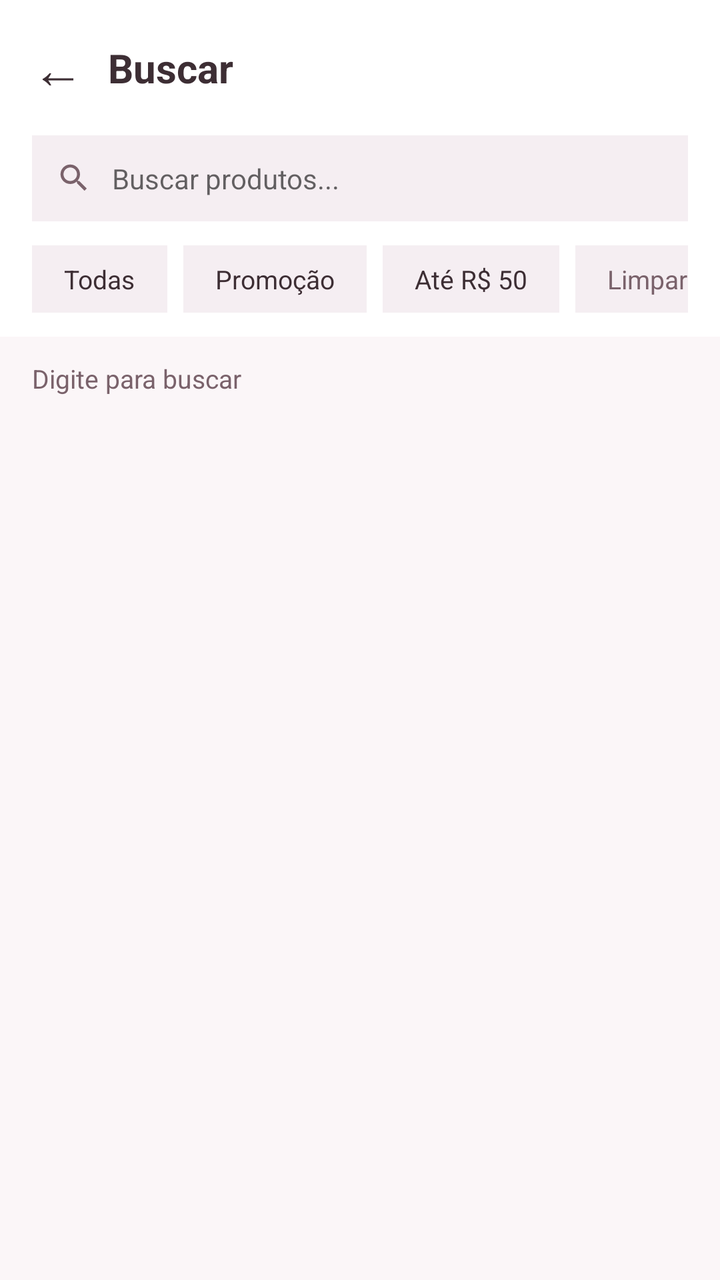
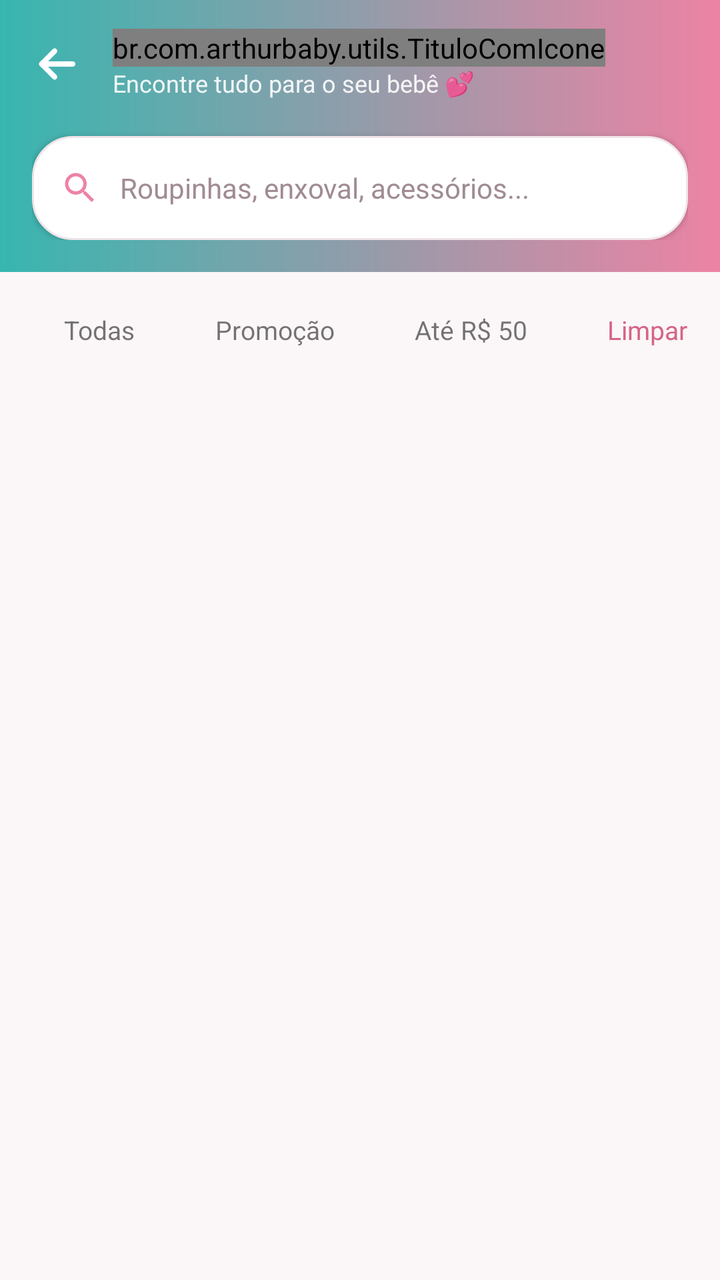

An Android layout rendered at two revisions. The XML below is the earlier revision; the diff shows what the commit changed to produce the second picture.
<!-- AndroidManifest.xml: application theme Theme.ArthurBaby -->
<!-- res/layout/fragment_pesquisa.xml -->
<?xml version="1.0" encoding="utf-8"?>
<LinearLayout xmlns:android="http://schemas.android.com/apk/res/android"
    xmlns:app="http://schemas.android.com/apk/res-auto"
    android:layout_width="match_parent"
    android:layout_height="match_parent"
    android:orientation="vertical"
    android:background="@color/fundo_claro">

    
    <LinearLayout
        android:layout_width="match_parent"
        android:layout_height="wrap_content"
        android:orientation="horizontal"
        android:gravity="center_vertical"
        android:padding="16dp"
        android:background="@color/branco">

        <TextView
            android:id="@+id/btnVoltarBusca"
            android:layout_width="wrap_content"
            android:layout_height="wrap_content"
            android:text="←"
            android:textSize="26sp"
            android:textColor="@color/texto_primario"
            android:paddingEnd="12dp" />

        <TextView
            android:layout_width="0dp"
            android:layout_height="wrap_content"
            android:layout_weight="1"
            android:text="Buscar"
            android:textSize="20sp"
            android:textStyle="bold"
            android:textColor="@color/texto_primario" />
    </LinearLayout>

    
    <LinearLayout
        android:layout_width="match_parent"
        android:layout_height="wrap_content"
        android:background="@color/branco"
        android:paddingHorizontal="16dp"
        android:paddingBottom="12dp">

        <LinearLayout
            android:layout_width="match_parent"
            android:layout_height="wrap_content"
            android:orientation="horizontal"
            android:gravity="center_vertical"
            android:background="@color/superficie"
            android:padding="12dp">

            <ImageView
                android:layout_width="18dp"
                android:layout_height="18dp"
                android:src="@drawable/ic_busca"
                app:tint="@color/cinza_medio"
                android:contentDescription="Buscar" />

            <EditText
                android:id="@+id/etBusca"
                android:layout_width="match_parent"
                android:layout_height="wrap_content"
                android:hint="Buscar produtos..."
                android:background="@android:color/transparent"
                android:paddingStart="10dp"
                android:textSize="14sp"
                android:inputType="text"
                android:imeOptions="actionSearch"
                android:singleLine="true" />
        </LinearLayout>
    </LinearLayout>

    
    <HorizontalScrollView
        android:layout_width="match_parent"
        android:layout_height="wrap_content"
        android:background="@color/branco"
        android:paddingHorizontal="16dp"
        android:paddingBottom="12dp"
        android:scrollbars="none">

        <LinearLayout
            android:layout_width="wrap_content"
            android:layout_height="wrap_content"
            android:orientation="horizontal">

            <TextView
                android:id="@+id/chipTodas"
                android:layout_width="wrap_content"
                android:layout_height="wrap_content"
                android:text="Todas"
                android:paddingHorizontal="16dp"
                android:paddingVertical="8dp"
                android:background="@color/superficie"
                android:textColor="@color/texto_primario"
                android:textSize="13sp"
                android:layout_marginEnd="8dp" />

            <TextView
                android:id="@+id/chipPromocao"
                android:layout_width="wrap_content"
                android:layout_height="wrap_content"
                android:text="Promoção"
                android:paddingHorizontal="16dp"
                android:paddingVertical="8dp"
                android:background="@color/superficie"
                android:textColor="@color/texto_primario"
                android:textSize="13sp"
                android:layout_marginEnd="8dp" />

            <TextView
                android:id="@+id/chipBaratos"
                android:layout_width="wrap_content"
                android:layout_height="wrap_content"
                android:text="Até R$ 50"
                android:paddingHorizontal="16dp"
                android:paddingVertical="8dp"
                android:background="@color/superficie"
                android:textColor="@color/texto_primario"
                android:textSize="13sp"
                android:layout_marginEnd="8dp" />

            <TextView
                android:id="@+id/chipLimpar"
                android:layout_width="wrap_content"
                android:layout_height="wrap_content"
                android:text="Limpar"
                android:paddingHorizontal="16dp"
                android:paddingVertical="8dp"
                android:background="@color/superficie"
                android:textColor="@color/cinza_medio"
                android:textSize="13sp" />
        </LinearLayout>
    </HorizontalScrollView>

    
    <LinearLayout
        android:id="@+id/containerHistorico"
        android:layout_width="match_parent"
        android:layout_height="wrap_content"
        android:orientation="vertical"
        android:background="@color/branco"
        android:paddingHorizontal="16dp"
        android:paddingTop="12dp"
        android:paddingBottom="12dp"
        android:visibility="gone">

        <LinearLayout
            android:layout_width="match_parent"
            android:layout_height="wrap_content"
            android:orientation="horizontal"
            android:gravity="center_vertical">

            <TextView
                android:layout_width="0dp"
                android:layout_height="wrap_content"
                android:layout_weight="1"
                android:text="Buscas recentes"
                android:textColor="@color/texto_primario"
                android:textStyle="bold"
                android:textSize="14sp" />

            <TextView
                android:id="@+id/btnLimparHistorico"
                android:layout_width="wrap_content"
                android:layout_height="wrap_content"
                android:text="Limpar"
                android:textColor="@color/rosa_arthur"
                android:textSize="12sp" />
        </LinearLayout>

        <HorizontalScrollView
            android:layout_width="match_parent"
            android:layout_height="wrap_content"
            android:layout_marginTop="10dp"
            android:scrollbars="none">

            <LinearLayout
                android:id="@+id/containerChipsHistorico"
                android:layout_width="wrap_content"
                android:layout_height="wrap_content"
                android:orientation="horizontal" />
        </HorizontalScrollView>
    </LinearLayout>

    
    <TextView
        android:id="@+id/tvResultadoInfo"
        android:layout_width="wrap_content"
        android:layout_height="wrap_content"
        android:text="Digite para buscar"
        android:textColor="@color/cinza_medio"
        android:textSize="13sp"
        android:paddingHorizontal="16dp"
        android:paddingVertical="12dp" />

    
    <ProgressBar
        android:id="@+id/progressBar"
        android:layout_width="48dp"
        android:layout_height="48dp"
        android:layout_gravity="center_horizontal"
        android:layout_marginTop="60dp"
        android:indeterminateTint="@color/verde_arthur"
        android:visibility="gone" />

    
    <androidx.recyclerview.widget.RecyclerView
        android:id="@+id/rvResultados"
        android:layout_width="match_parent"
        android:layout_height="0dp"
        android:layout_weight="1"
        android:paddingHorizontal="10dp"
        android:paddingBottom="8dp"
        android:clipToPadding="false"
        android:visibility="gone" />

</LinearLayout>
<!-- resources referenced by this layout -->
<resources>
  <color name="branco">#FFFFFF</color>
  <color name="cinza_medio">#7A626B</color>
  <color name="fundo_claro">#FBF6F8</color>
  <color name="rosa_arthur">#ED83A4</color>
  <color name="superficie">#F5EEF2</color>
  <color name="texto_primario">#3D2E34</color>
  <color name="verde_arthur">#37B6B0</color>
  <!-- drawable ic_busca (drawable) -->
  <vector xmlns:android="http://schemas.android.com/apk/res/android"
      android:width="24dp"
      android:height="24dp"
      android:viewportWidth="24"
      android:viewportHeight="24">
      <path
          android:fillColor="#FF000000"
          android:pathData="M15.5,14h-0.79l-0.28,-0.27C15.41,12.59 16,11.11 16,9.5 16,5.91 13.09,3 9.5,3S3,5.91 3,9.5 5.91,16 9.5,16c1.61,0 3.09,-0.59 4.23,-1.57l0.27,0.28v0.79l5,4.99L20.49,19l-4.99,-5zM9.5,14C7.01,14 5,11.99 5,9.5S7.01,5 9.5,5 14,7.01 14,9.5 11.99,14 9.5,14z"/>
  </vector>
  <style name="Theme.ArthurBaby" parent="Theme.MaterialComponents.DayNight.NoActionBar">
          <item name="colorPrimary">@color/verde_arthur</item>
          <item name="colorPrimaryVariant">@color/verde_escuro</item>
          <item name="colorOnPrimary">@color/branco</item>
          <item name="colorSecondary">@color/rosa_arthur</item>
          <item name="colorSecondaryVariant">@color/rosa_escuro</item>
          <item name="colorOnSecondary">@color/branco</item>
          <item name="android:statusBarColor">@color/verde_arthur</item>
          <item name="android:windowBackground">@color/fundo_claro</item>
          <item name="android:navigationBarColor">@color/branco</item>
          <item name="colorSurface">@color/branco</item>
          <item name="colorOnSurface">@color/texto_primario</item>
  
          
          <item name="android:windowLightStatusBar">false</item>
          <item name="android:windowLightNavigationBar">true</item>
      </style>
  <color name="verde_escuro">#2A8F8A</color>
  <color name="rosa_escuro">#D56586</color>
</resources>

<!-- the commit's change to res/layout/fragment_pesquisa.xml (unified diff, before → after) -->
@@ -10,58 +10,78 @@
     <LinearLayout
         android:layout_width="match_parent"
         android:layout_height="wrap_content"
-        android:orientation="horizontal"
-        android:gravity="center_vertical"
-        android:padding="16dp"
-        android:background="@color/branco">
-
-        <TextView
-            android:id="@+id/btnVoltarBusca"
-            android:layout_width="wrap_content"
-            android:layout_height="wrap_content"
-            android:text="←"
-            android:textSize="26sp"
-            android:textColor="@color/texto_primario"
-            android:paddingEnd="12dp" />
-
-        <TextView
-            android:layout_width="0dp"
-            android:layout_height="wrap_content"
-            android:layout_weight="1"
-            android:text="Buscar"
-            android:textSize="20sp"
-            android:textStyle="bold"
-            android:textColor="@color/texto_primario" />
-    </LinearLayout>
-
-    
-    <LinearLayout
-        android:layout_width="match_parent"
-        android:layout_height="wrap_content"
-        android:background="@color/branco"
-        android:paddingHorizontal="16dp"
-        android:paddingBottom="12dp">
-
-        <LinearLayout
-            android:layout_width="match_parent"
-            android:layout_height="wrap_content"
+        android:orientation="vertical"
+        android:paddingStart="16dp"
+        android:paddingEnd="16dp"
+        android:paddingTop="8dp"
+        android:paddingBottom="16dp"
+        android:background="@drawable/bg_gradiente_header">
+
+        <LinearLayout
+            android:layout_width="match_parent"
+            android:layout_height="wrap_content"
+            android:orientation="horizontal"
+            android:gravity="center_vertical">
+
+            <ImageButton
+                android:id="@+id/btnVoltarBusca"
+                style="@style/BotaoVoltar"
+                app:tint="@color/branco" />
+
+            <LinearLayout
+                android:layout_width="0dp"
+                android:layout_height="wrap_content"
+                android:layout_weight="1"
+                android:orientation="vertical">
+
+                <br.com.arthurbaby.utils.TituloComIcone
+                    android:layout_width="wrap_content"
+                    android:layout_height="wrap_content"
+                    android:text="Buscar"
+                    android:textSize="20sp"
+                    android:textStyle="bold"
+                    android:textColor="@color/branco"
+                    app:iconeTitulo="@drawable/ic_busca"
+
+                    app:iconeClaro="true" />
+
+                <TextView
+                    android:layout_width="wrap_content"
+                    android:layout_height="wrap_content"
+                    android:text="Encontre tudo para o seu bebê 💕"
+                    android:textSize="12sp"
+                    android:alpha="0.9"
+                    android:textColor="@color/branco" />
+            </LinearLayout>
+        </LinearLayout>
+
+        
+        <LinearLayout
+            android:layout_width="match_parent"
+            android:layout_height="wrap_content"
+            android:layout_marginTop="12dp"
             android:orientation="horizontal"
             android:gravity="center_vertical"
-            android:background="@color/superficie"
-            android:padding="12dp">
+            android:background="@drawable/bg_card_suave"
+            android:paddingHorizontal="14dp"
+            android:paddingVertical="4dp"
+            android:elevation="2dp">
 
             <ImageView
-                android:layout_width="18dp"
-                android:layout_height="18dp"
+                android:layout_width="20dp"
+                android:layout_height="20dp"
                 android:src="@drawable/ic_busca"
-                app:tint="@color/cinza_medio"
+                app:tint="@color/rosa_arthur"
                 android:contentDescription="Buscar" />
 
             <EditText
                 android:id="@+id/etBusca"
                 android:layout_width="match_parent"
                 android:layout_height="wrap_content"
-                android:hint="Buscar produtos..."
+                android:minHeight="44dp"
+                android:hint="Roupinhas, enxoval, acessórios..."
+                android:textColorHint="@color/cinza_texto"
+                android:textColor="@color/texto_primario"
                 android:background="@android:color/transparent"
                 android:paddingStart="10dp"
                 android:textSize="14sp"
@@ -75,9 +95,10 @@
     <HorizontalScrollView
         android:layout_width="match_parent"
         android:layout_height="wrap_content"
-        android:background="@color/branco"
         android:paddingHorizontal="16dp"
-        android:paddingBottom="12dp"
+        android:paddingTop="12dp"
+        android:paddingBottom="4dp"
+        android:clipToPadding="false"
         android:scrollbars="none">
 
         <LinearLayout
@@ -92,8 +113,6 @@
                 android:text="Todas"
                 android:paddingHorizontal="16dp"
                 android:paddingVertical="8dp"
-                android:background="@color/superficie"
-                android:textColor="@color/texto_primario"
                 android:textSize="13sp"
                 android:layout_marginEnd="8dp" />
 
@@ -104,8 +123,6 @@
                 android:text="Promoção"
                 android:paddingHorizontal="16dp"
                 android:paddingVertical="8dp"
-                android:background="@color/superficie"
-                android:textColor="@color/texto_primario"
                 android:textSize="13sp"
                 android:layout_marginEnd="8dp" />
 
@@ -116,8 +133,6 @@
                 android:text="Até R$ 50"
                 android:paddingHorizontal="16dp"
                 android:paddingVertical="8dp"
-                android:background="@color/superficie"
-                android:textColor="@color/texto_primario"
                 android:textSize="13sp"
                 android:layout_marginEnd="8dp" />
 
@@ -128,8 +143,7 @@
                 android:text="Limpar"
                 android:paddingHorizontal="16dp"
                 android:paddingVertical="8dp"
-                android:background="@color/superficie"
-                android:textColor="@color/cinza_medio"
+                android:textColor="@color/rosa_escuro"
                 android:textSize="13sp" />
         </LinearLayout>
     </HorizontalScrollView>
@@ -140,10 +154,8 @@
         android:layout_width="match_parent"
         android:layout_height="wrap_content"
         android:orientation="vertical"
-        android:background="@color/branco"
         android:paddingHorizontal="16dp"
         android:paddingTop="12dp"
-        android:paddingBottom="12dp"
         android:visibility="gone">
 
         <LinearLayout
@@ -167,13 +179,14 @@
                 android:layout_height="wrap_content"
                 android:text="Limpar"
                 android:textColor="@color/rosa_arthur"
-                android:textSize="12sp" />
+                android:textSize="12sp"
+                android:padding="4dp" />
         </LinearLayout>
 
         <HorizontalScrollView
             android:layout_width="match_parent"
             android:layout_height="wrap_content"
-            android:layout_marginTop="10dp"
+            android:layout_marginTop="8dp"
             android:scrollbars="none">
 
             <LinearLayout
@@ -189,11 +202,58 @@
         android:id="@+id/tvResultadoInfo"
         android:layout_width="wrap_content"
         android:layout_height="wrap_content"
-        android:text="Digite para buscar"
+        android:text=""
         android:textColor="@color/cinza_medio"
         android:textSize="13sp"
         android:paddingHorizontal="16dp"
-        android:paddingVertical="12dp" />
+        android:paddingVertical="10dp" />
+
+    
+    <ScrollView
+        android:id="@+id/estadoVazio"
+        android:layout_width="match_parent"
+        android:layout_height="0dp"
+        android:layout_weight="1"
+        android:fillViewport="true"
+        android:visibility="gone">
+
+        <LinearLayout
+            android:layout_width="match_parent"
+            android:layout_height="wrap_content"
+            android:orientation="vertical"
+            android:gravity="center"
+            android:paddingHorizontal="32dp"
+            android:paddingBottom="40dp">
+
+            <ImageView
+                android:layout_width="140dp"
+                android:layout_height="140dp"
+                android:src="@drawable/ic_busca_bebe"
+                android:contentDescription="Carrinho de bebê" />
+
+            <TextView
+                android:id="@+id/tvVazioTitulo"
+                android:layout_width="wrap_content"
+                android:layout_height="wrap_content"
+                android:layout_marginTop="16dp"
+                android:text="O que o seu bebê precisa hoje?"
+                android:textColor="@color/rosa_escuro"
+                android:textSize="18sp"
+                android:textStyle="bold"
+                android:gravity="center" />
+
+            <TextView
+                android:id="@+id/tvVazioTexto"
+                android:layout_width="wrap_content"
+                android:layout_height="wrap_content"
+                android:layout_marginTop="6dp"
+                android:text="Busque roupinhas, enxoval, acessórios e muito mais — feito com carinho para você."
+                android:textColor="@color/cinza_medio"
+                android:textSize="14sp"
+                android:lineSpacingMultiplier="1.2"
+                android:gravity="center" />
+        </LinearLayout>
+    </ScrollView>
 
     
     <ProgressBar
<!-- resource entries referenced after the edit -->
@@ -2,11 +2,29 @@
 <resources>
   <color name="branco">#FFFFFF</color>
   <color name="cinza_medio">#7A626B</color>
+  <color name="cinza_texto">#A08B94</color>
   <color name="fundo_claro">#FBF6F8</color>
   <color name="rosa_arthur">#ED83A4</color>
-  <color name="superficie">#F5EEF2</color>
   <color name="texto_primario">#3D2E34</color>
   <color name="verde_arthur">#37B6B0</color>
+  <!-- drawable bg_card_suave (drawable) -->
+  <?xml version="1.0" encoding="utf-8"?>
+  <shape xmlns:android="http://schemas.android.com/apk/res/android"
+      android:shape="rectangle">
+      <solid android:color="@color/branco" />
+      <corners android:radius="20dp" />
+      <stroke android:width="1dp" android:color="@color/cinza_borda" />
+  </shape>
+  <!-- drawable bg_gradiente_header (drawable) -->
+  <?xml version="1.0" encoding="utf-8"?>
+  <shape xmlns:android="http://schemas.android.com/apk/res/android"
+      android:shape="rectangle">
+      <gradient
+          android:startColor="@color/verde_arthur"
+          android:endColor="@color/rosa_arthur"
+          android:angle="0"
+          android:type="linear" />
+  </shape>
   <!-- drawable ic_busca (drawable) -->
   <vector xmlns:android="http://schemas.android.com/apk/res/android"
       android:width="24dp"
@@ -17,6 +35,20 @@
           android:fillColor="#FF000000"
           android:pathData="M15.5,14h-0.79l-0.28,-0.27C15.41,12.59 16,11.11 16,9.5 16,5.91 13.09,3 9.5,3S3,5.91 3,9.5 5.91,16 9.5,16c1.61,0 3.09,-0.59 4.23,-1.57l0.27,0.28v0.79l5,4.99L20.49,19l-4.99,-5zM9.5,14C7.01,14 5,11.99 5,9.5S7.01,5 9.5,5 14,7.01 14,9.5 11.99,14 9.5,14z"/>
   </vector>
+  <!-- drawable ic_busca_bebe: vector/xml drawable (drawable, 2556 chars, omitted) -->
+  <style name="BotaoVoltar">
+          <item name="android:layout_width">48dp</item>
+          <item name="android:layout_height">48dp</item>
+          <item name="android:layout_marginStart">-12dp</item>
+          <item name="android:layout_marginEnd">4dp</item>
+          <item name="android:padding">12dp</item>
+          <item name="android:scaleType">fitCenter</item>
+          <item name="android:src">@drawable/ic_voltar</item>
+          <item name="tint">@color/texto_primario</item>
+          <item name="android:background">?attr/selectableItemBackgroundBorderless</item>
+          <item name="android:contentDescription">Voltar</item>
+          <item name="android:tooltipText">Voltar</item>
+      </style>
   <style name="Theme.ArthurBaby" parent="Theme.MaterialComponents.DayNight.NoActionBar">
           <item name="colorPrimary">@color/verde_arthur</item>
           <item name="colorPrimaryVariant">@color/verde_escuro</item>
@@ -34,6 +66,21 @@
           <item name="android:windowLightStatusBar">false</item>
           <item name="android:windowLightNavigationBar">true</item>
       </style>
+  <color name="cinza_borda">#F0E4E9</color>
+  <!-- drawable ic_voltar (drawable) -->
+  <?xml version="1.0" encoding="utf-8"?>
+  <vector xmlns:android="http://schemas.android.com/apk/res/android"
+      android:width="24dp"
+      android:height="24dp"
+      android:viewportWidth="24"
+      android:viewportHeight="24">
+      <path
+          android:pathData="M20,12H4.5M11,5.5L4.5,12L11,18.5"
+          android:strokeColor="#FF000000"
+          android:strokeWidth="2.6"
+          android:strokeLineCap="round"
+          android:strokeLineJoin="round" />
+  </vector>
   <color name="verde_escuro">#2A8F8A</color>
   <color name="rosa_escuro">#D56586</color>
 </resources>
